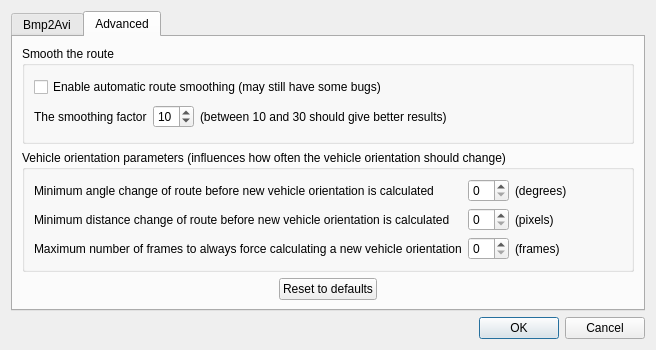
michjans/routegen, file src/settings.ui: the form before one commit.
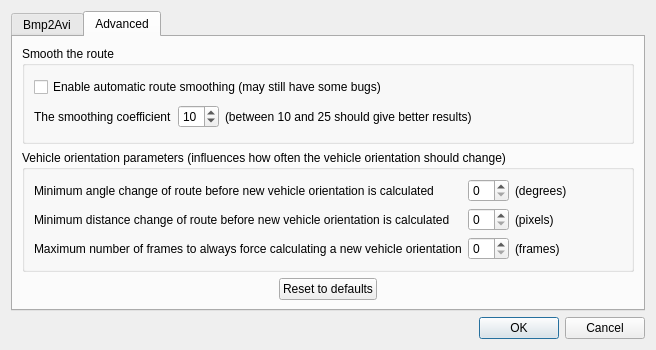
The form after the commit. The open tabs and pages were chosen to show the change.

Commit message: fix smoothPath bug on start with small segments

What changed in the file:
```diff
--- a/src/settings.ui
+++ b/src/settings.ui
@@ -179,7 +179,7 @@
           <item row="1" column="0">
            <widget class="QLabel" name="label_10">
             <property name="text">
-             <string>The smoothing factor</string>
+             <string>The smoothing coefficient</string>
             </property>
            </widget>
           </item>
@@ -196,7 +196,7 @@
           <item row="1" column="2">
            <widget class="QLabel" name="label_11">
             <property name="text">
-             <string>(between 10 and 30 should give better results)</string>
+             <string>(between 10 and 25 should give better results)</string>
             </property>
            </widget>
           </item>
```
The commit also changes 2 other files.
